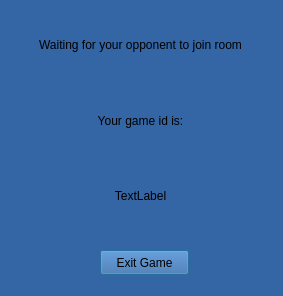
This is GUI/WaitingWindow.ui in dnestorovic/Yamb as Qt 5 draws it before an edit. The edited form follows.
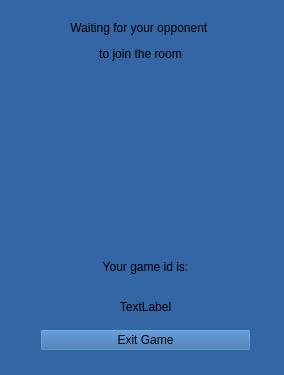
This is the edited form.

Diff of the .ui file:
```diff
--- a/GUI/WaitingWindow.ui
+++ b/GUI/WaitingWindow.ui
@@ -6,8 +6,8 @@
    <rect>
     <x>0</x>
     <y>0</y>
-    <width>283</width>
-    <height>296</height>
+    <width>284</width>
+    <height>375</height>
    </rect>
   </property>
   <property name="windowTitle">
@@ -20,25 +20,22 @@
   <widget class="QWidget" name="verticalLayoutWidget">
    <property name="geometry">
     <rect>
-     <x>0</x>
-     <y>10</y>
-     <width>281</width>
-     <height>221</height>
+     <x>40</x>
+     <y>250</y>
+     <width>211</width>
+     <height>101</height>
     </rect>
    </property>
    <layout class="QVBoxLayout" name="verticalLayout">
-    <item>
-     <widget class="QLabel" name="label">
-      <property name="text">
-       <string>Waiting for your opponent to join room</string>
-      </property>
-      <property name="alignment">
-       <set>Qt::AlignCenter</set>
-      </property>
-     </widget>
-    </item>
     <item>
      <widget class="QLabel" name="label_3">
+      <property name="font">
+       <font>
+        <family>Ubuntu</family>
+        <weight>50</weight>
+        <bold>false</bold>
+       </font>
+      </property>
       <property name="text">
        <string>Your game id is:</string>
       </property>
@@ -49,6 +46,13 @@
     </item>
     <item>
      <widget class="QLabel" name="labelGameId">
+      <property name="font">
+       <font>
+        <family>Ubuntu</family>
+        <weight>50</weight>
+        <bold>false</bold>
+       </font>
+      </property>
       <property name="mouseTracking">
        <bool>true</bool>
       </property>
@@ -60,19 +64,62 @@
       </property>
      </widget>
     </item>
+    <item>
+     <widget class="QPushButton" name="pushButton">
+      <property name="font">
+       <font>
+        <family>Ubuntu</family>
+        <weight>50</weight>
+        <bold>false</bold>
+       </font>
+      </property>
+      <property name="text">
+       <string>Exit Game</string>
+      </property>
+      <property name="flat">
+       <bool>false</bool>
+      </property>
+     </widget>
+    </item>
    </layout>
   </widget>
-  <widget class="QPushButton" name="pushButton">
+  <widget class="QLabel" name="labelGif">
    <property name="geometry">
     <rect>
-     <x>100</x>
-     <y>250</y>
-     <width>89</width>
-     <height>25</height>
+     <x>20</x>
+     <y>90</y>
+     <width>241</width>
+     <height>151</height>
     </rect>
    </property>
    <property name="text">
-    <string>Exit Game</string>
+    <string/>
+   </property>
+   <property name="alignment">
+    <set>Qt::AlignCenter</set>
+   </property>
+  </widget>
+  <widget class="QLabel" name="label">
+   <property name="geometry">
+    <rect>
+     <x>10</x>
+     <y>16</y>
+     <width>261</width>
+     <height>51</height>
+    </rect>
+   </property>
+   <property name="font">
+    <font>
+     <family>Ubuntu</family>
+     <weight>50</weight>
+     <bold>false</bold>
+    </font>
+   </property>
+   <property name="text">
+    <string>&lt;html&gt;&lt;head/&gt;&lt;body&gt;&lt;p align=&quot;center&quot;&gt;Waiting for your opponent &lt;/p&gt;&lt;p align=&quot;center&quot;&gt;to join the room&lt;/p&gt;&lt;/body&gt;&lt;/html&gt;</string>
+   </property>
+   <property name="alignment">
+    <set>Qt::AlignCenter</set>
    </property>
   </widget>
  </widget>
```
